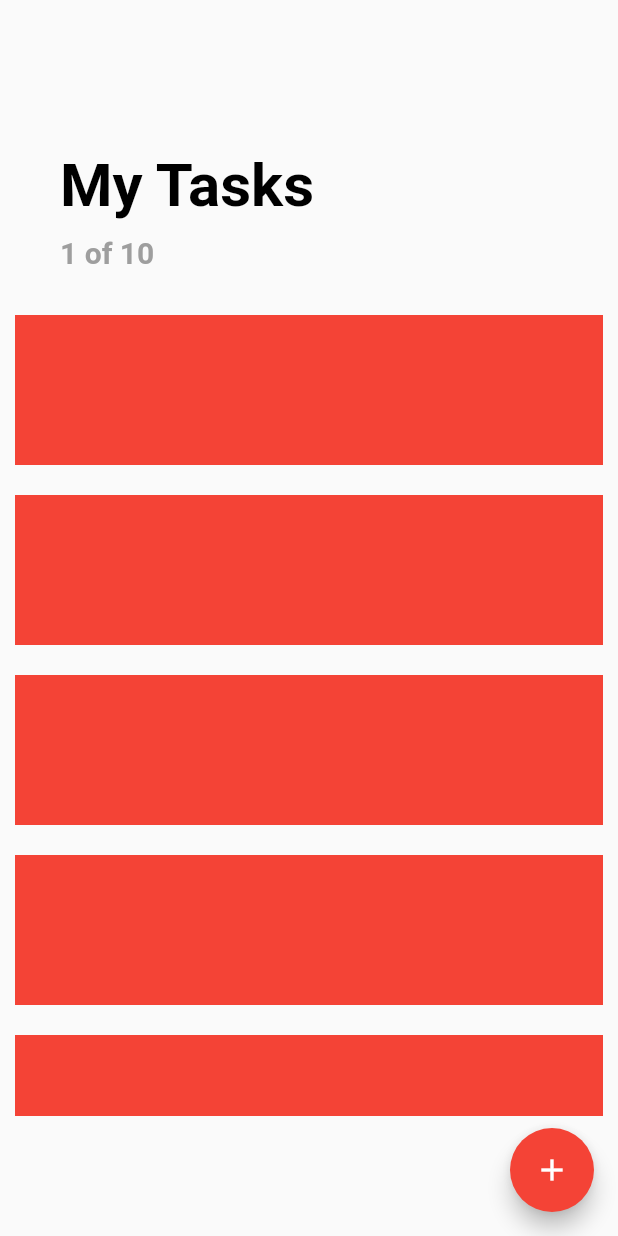
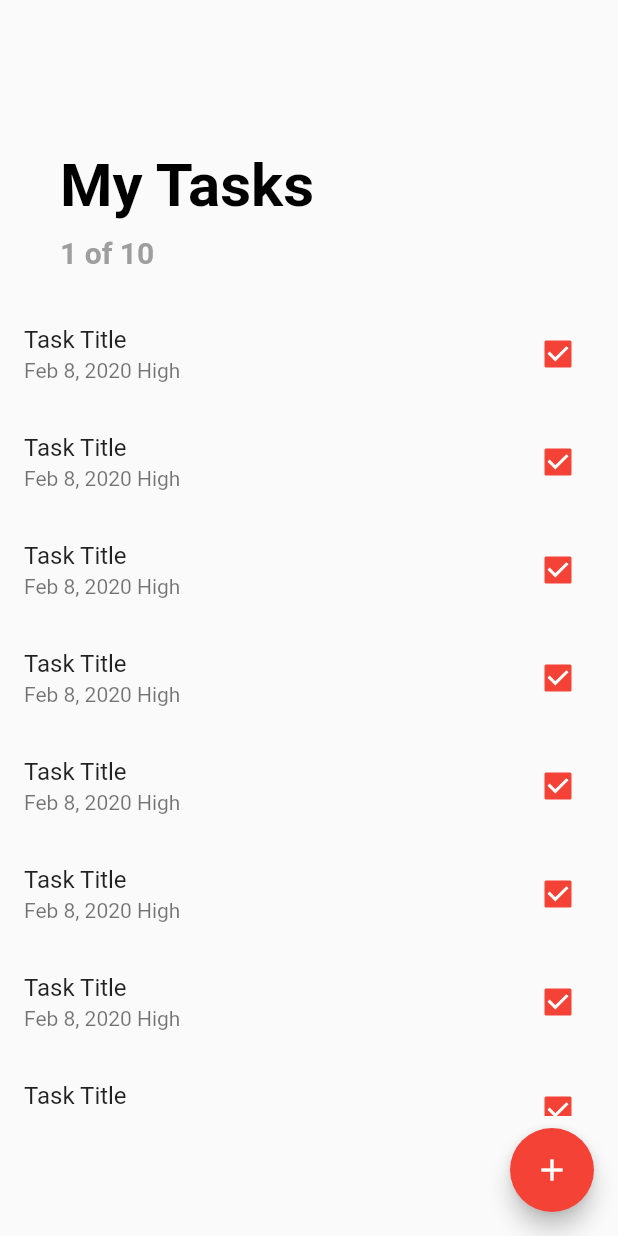
Before and after one commit to gusmac/sql_todo, a Flutter app: the screen it shows after launch, on a phone screen of 412 x 824 dp. Run offline on Flutter 3.47's test engine with Material 2 defaults, Android fonts, the phone set to English and light mode, and no system bars.

Commit message:
added listtile for task items

```diff
--- a/lib/screens/todo_list_screen.dart
+++ b/lib/screens/todo_list_screen.dart
@@ -6,6 +6,20 @@ class TodoListScreen extends StatefulWidget {
 }
 
 class _TodoListScreenState extends State<TodoListScreen> {
+  Widget _buildTask(int index) {
+    return ListTile(
+      title: Text('Task Title'),
+      subtitle: Text('Feb 8, 2020 High'),
+      trailing: Checkbox(
+        onChanged: (value) {
+          print(value);
+        },
+        activeColor: Theme.of(context).primaryColor,
+        value: true,
+      ),
+    );
+  }
+
   @override
   Widget build(BuildContext context) {
     return Scaffold(
@@ -45,12 +59,8 @@ class _TodoListScreenState extends State<TodoListScreen> {
                 ),
               );
             }
-            return Container(
-              margin: EdgeInsets.all(10.0),
-              height: 100.0,
-              width: double.infinity,
-              color: Colors.red,
-            ); // These are the future containers for the tasks
+            return _buildTask(
+                index); // These are the future containers for the tasks
           },
         ),
       ),
```
